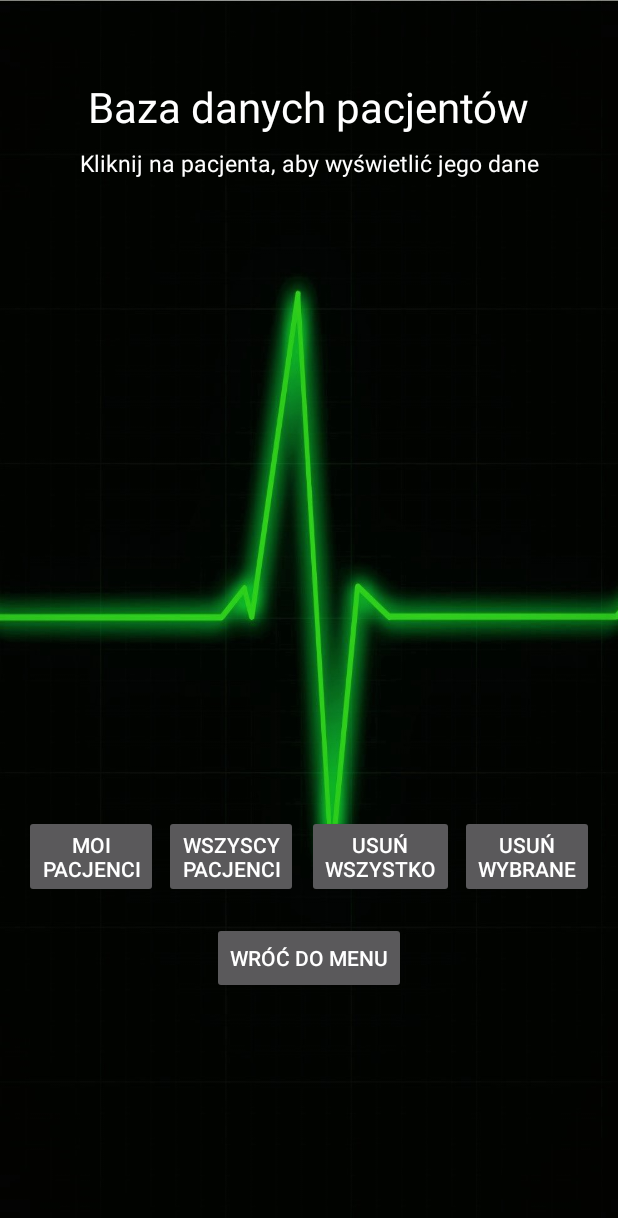
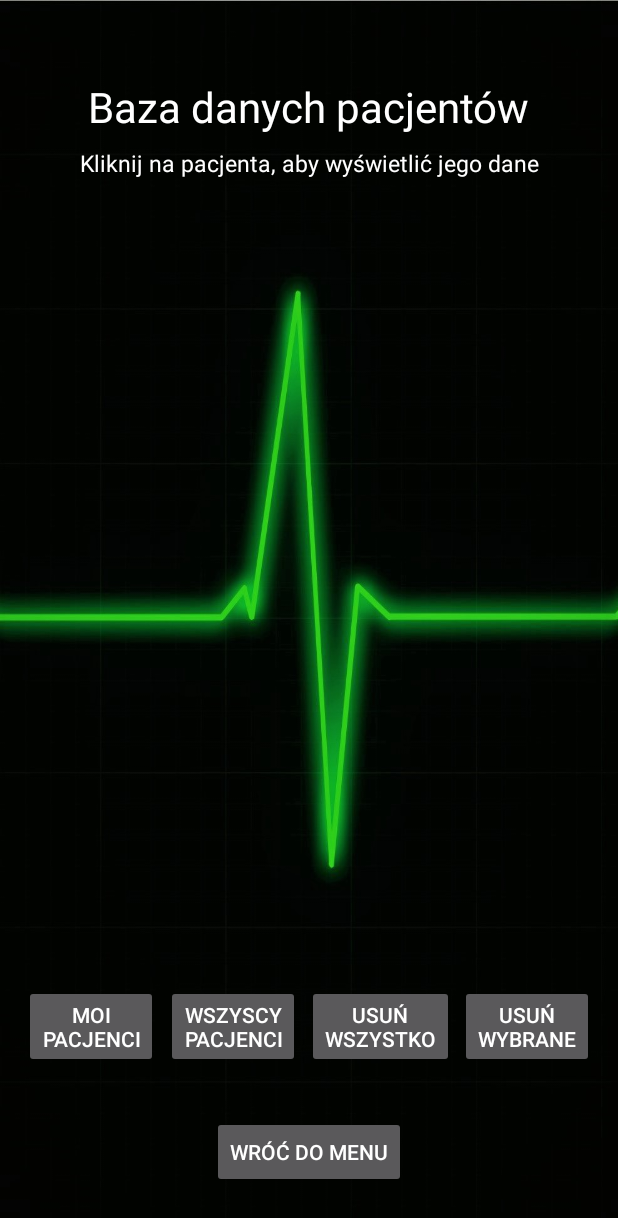
Before and after one commit to Sokols/DiseaseDetectorPL-HAK_Project, an Android app: the PatientsActivity screen opened directly, with no data from a screen before it, on a phone screen of 412 x 824 dp. Shown: the top 1218 px of the screen. Run offline under Robolectric (Android 15) with nearby library versions, the phone set to English and light mode, and no system bars; our stand-ins replace Room's generated code; 1 statement that could not run was skipped.

Commit message:
Some cosmetic changes - linear layouts in examination, home and patients activity

```diff
--- a/app/src/main/java/pl/zhr/hak/wykrywaczchorob/activities/PatientsActivity.java
+++ b/app/src/main/java/pl/zhr/hak/wykrywaczchorob/activities/PatientsActivity.java
@@ -6,15 +6,18 @@ import androidx.lifecycle.ViewModelProvider;
 import androidx.recyclerview.widget.LinearLayoutManager;
 import androidx.recyclerview.widget.RecyclerView;
 
+import android.annotation.SuppressLint;
 import android.app.AlertDialog;
 import android.app.Dialog;
 import android.content.SharedPreferences;
 import android.os.Bundle;
+
 import android.widget.Button;
 import android.widget.Toast;
 
 import java.util.ArrayList;
 import java.util.List;
+import java.util.Objects;
 
 import pl.zhr.hak.wykrywaczchorob.Patient;
 import pl.zhr.hak.wykrywaczchorob.PatientAdapter;
@@ -36,19 +39,20 @@ public class PatientsActivity extends AppCompatActivity {
     Button buttonSetMyPatients;
     SharedPreferences sharedPreferences;
 
+    @SuppressLint("StringFormatMatches")
     @Override
     protected void onCreate(Bundle savedInstanceState) {
         super.onCreate(savedInstanceState);
         setContentView(R.layout.activity_patients);
         sharedPreferences = getSharedPreferences(sharedPreferencesName, 0);
 
+        recyclerView = findViewById(R.id.recyclerView1);
         buttonDeleteAll = findViewById(R.id.buttonDeleteAll);
         buttonBackDataBase = findViewById(R.id.buttonBackDataBase);
         buttonDeleteSelected = findViewById(R.id.buttonDeleteSelected);
         buttonSetAllPatients = findViewById(R.id.buttonAllPatients);
         buttonSetMyPatients = findViewById(R.id.buttonMyPatients);
 
-        recyclerView = findViewById(R.id.recyclerView1);
         patientAdapter = new PatientAdapter(patientList, PatientsActivity.this);
         recyclerView.setAdapter(patientAdapter);
         recyclerView.setLayoutManager(new LinearLayoutManager(this));
@@ -56,7 +60,7 @@ public class PatientsActivity extends AppCompatActivity {
 
         // dodaj pacjenta jeśli flaga jest ustawiona na true
         Bundle data = getIntent().getExtras();
-        if (data.getBoolean("flag", false)) {
+        if (Objects.requireNonNull(data).getBoolean("flag", false)) {
             int patientID = data.getInt("id");
             String name = data.getString("name");
             String surname = data.getString("surname");
--- a/app/src/main/res/layout/activity_examination.xml
+++ b/app/src/main/res/layout/activity_examination.xml
@@ -38,7 +38,7 @@
         android:layout_width="wrap_content"
         android:layout_height="wrap_content"
         android:layout_marginStart="64dp"
-        android:layout_marginTop="16dp"
+        android:layout_marginTop="32dp"
         android:text="@string/cancel"
         app:layout_constraintStart_toStartOf="parent"
         app:layout_constraintTop_toBottomOf="@+id/recyclerView" />
@@ -47,7 +47,7 @@
         android:id="@+id/buttonConfirmSymptoms"
         android:layout_width="wrap_content"
         android:layout_height="wrap_content"
-        android:layout_marginTop="16dp"
+        android:layout_marginTop="32dp"
         android:layout_marginEnd="64dp"
         android:text="@string/confirm"
         app:layout_constraintEnd_toEndOf="parent"
@@ -58,7 +58,7 @@
         android:layout_width="wrap_content"
         android:layout_height="wrap_content"
         android:layout_marginStart="8dp"
-        android:layout_marginTop="16dp"
+        android:layout_marginTop="32dp"
         android:layout_marginEnd="8dp"
         android:text="@string/uncheck_all"
         app:layout_constraintEnd_toStartOf="@+id/buttonConfirmSymptoms"
--- a/app/src/main/res/layout/activity_patients.xml
+++ b/app/src/main/res/layout/activity_patients.xml
@@ -12,20 +12,13 @@
         android:layout_width="wrap_content"
         android:layout_height="wrap_content"
         android:layout_marginStart="16dp"
-        android:layout_marginTop="8dp"
+        android:layout_marginTop="16dp"
+        android:layout_marginBottom="32dp"
         android:text="@string/my_patients"
+        app:layout_constraintBottom_toTopOf="@+id/buttonBackDataBase"
         app:layout_constraintStart_toStartOf="parent"
-        app:layout_constraintTop_toBottomOf="@+id/recyclerView1" />
-
-    <Button
-        android:id="@+id/buttonAllPatients"
-        android:layout_width="wrap_content"
-        android:layout_height="wrap_content"
-        android:layout_marginStart="4dp"
-        android:layout_marginTop="8dp"
-        android:text="@string/all_patients"
-        app:layout_constraintStart_toEndOf="@+id/buttonMyPatients"
-        app:layout_constraintTop_toBottomOf="@+id/recyclerView1" />
+        app:layout_constraintTop_toBottomOf="@+id/recyclerView1"
+        app:layout_constraintVertical_bias="1.0" />
 
     <TextView
         android:id="@+id/textViewDataBase"
@@ -43,13 +36,13 @@
 
     <androidx.recyclerview.widget.RecyclerView
         android:id="@+id/recyclerView1"
-        android:layout_width="350dp"
-        android:layout_height="400dp"
+        android:layout_width="0dp"
+        android:layout_height="wrap_content"
         android:layout_marginStart="32dp"
         android:layout_marginTop="16dp"
         android:layout_marginEnd="32dp"
         app:layout_constraintEnd_toEndOf="parent"
-        app:layout_constraintHorizontal_bias="0.666"
+        app:layout_constraintHorizontal_bias="0.49"
         app:layout_constraintStart_toStartOf="parent"
         app:layout_constraintTop_toBottomOf="@+id/textViewClickOnPatient" />
 
@@ -57,33 +50,54 @@
         android:id="@+id/buttonDeleteAll"
         android:layout_width="wrap_content"
         android:layout_height="wrap_content"
-        android:layout_marginTop="8dp"
+        android:layout_marginTop="16dp"
         android:layout_marginEnd="4dp"
+        android:layout_marginBottom="32dp"
         android:text="@string/delete_all"
+        app:layout_constraintBottom_toTopOf="@+id/buttonBackDataBase"
         app:layout_constraintEnd_toStartOf="@+id/buttonDeleteSelected"
-        app:layout_constraintTop_toBottomOf="@+id/recyclerView1" />
+        app:layout_constraintTop_toBottomOf="@+id/recyclerView1"
+        app:layout_constraintVertical_bias="1.0" />
+
+    <Button
+        android:id="@+id/buttonAllPatients"
+        android:layout_width="wrap_content"
+        android:layout_height="wrap_content"
+        android:layout_marginStart="4dp"
+        android:layout_marginTop="16dp"
+        android:layout_marginEnd="4dp"
+        android:layout_marginBottom="32dp"
+        android:text="@string/all_patients"
+        app:layout_constraintBottom_toTopOf="@+id/buttonBackDataBase"
+        app:layout_constraintEnd_toStartOf="@+id/buttonDeleteAll"
+        app:layout_constraintStart_toEndOf="@+id/buttonMyPatients"
+        app:layout_constraintTop_toBottomOf="@+id/recyclerView1"
+        app:layout_constraintVertical_bias="1.0" />
 
     <Button
         android:id="@+id/buttonBackDataBase"
         android:layout_width="wrap_content"
         android:layout_height="wrap_content"
         android:layout_marginStart="32dp"
-        android:layout_marginTop="16dp"
         android:layout_marginEnd="32dp"
+        android:layout_marginBottom="32dp"
         android:text="@string/back_to_menu"
+        app:layout_constraintBottom_toBottomOf="parent"
         app:layout_constraintEnd_toEndOf="parent"
-        app:layout_constraintStart_toStartOf="parent"
-        app:layout_constraintTop_toBottomOf="@+id/buttonAllPatients" />
+        app:layout_constraintStart_toStartOf="parent" />
 
     <Button
         android:id="@+id/buttonDeleteSelected"
         android:layout_width="wrap_content"
         android:layout_height="wrap_content"
-        android:layout_marginTop="8dp"
+        android:layout_marginTop="16dp"
         android:layout_marginEnd="16dp"
+        android:layout_marginBottom="32dp"
         android:text="@string/delete_selected"
+        app:layout_constraintBottom_toTopOf="@+id/buttonBackDataBase"
         app:layout_constraintEnd_toEndOf="parent"
-        app:layout_constraintTop_toBottomOf="@+id/recyclerView1" />
+        app:layout_constraintTop_toBottomOf="@+id/recyclerView1"
+        app:layout_constraintVertical_bias="1.0" />
 
     <TextView
         android:id="@+id/textViewClickOnPatient"
```
Also changed, not shown: app/src/main/res/layout/activity_home.xml (+46 -40 lines).
